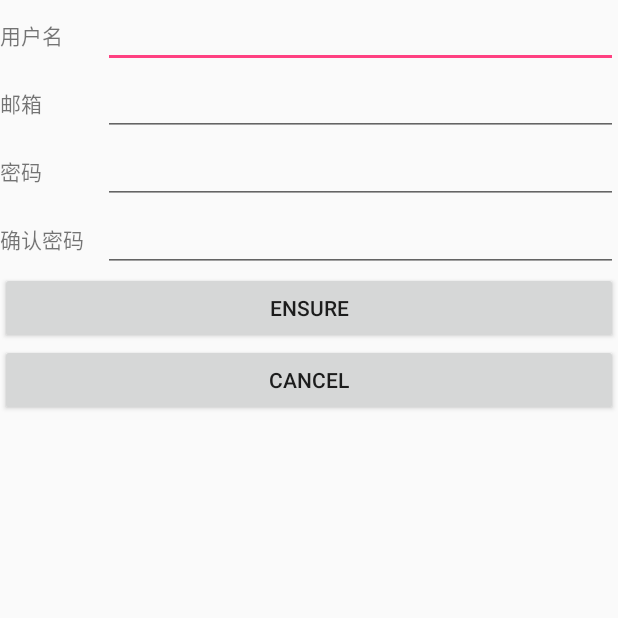
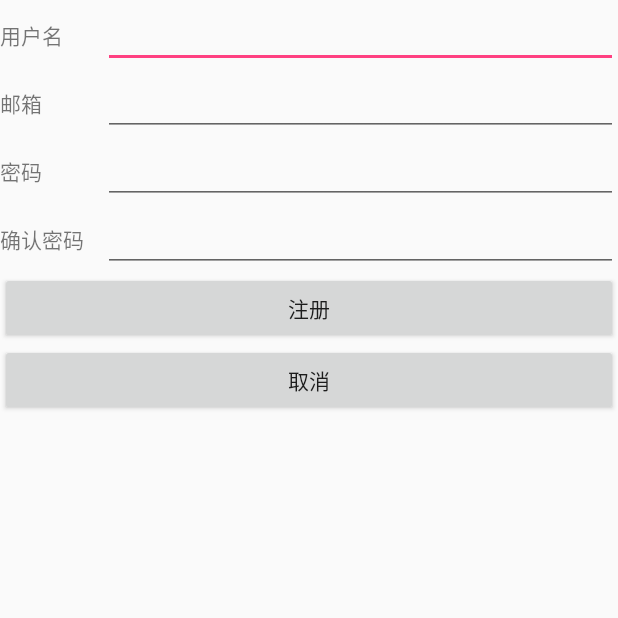
Before and after one commit to Kasiea/GreenearTech, an Android app: the RegisterActivity screen opened directly, with no data from a screen before it, on a phone screen of 412 x 824 dp, the top half of it. Run offline under Robolectric (Android 15) with nearby library versions, the phone set to English and light mode, and no system bars.

Commit message:
update Login and Register

```diff
--- a/app/src/main/java/com/greenear/yeqinglu/greeneartech/RegisterActivity.java
+++ b/app/src/main/java/com/greenear/yeqinglu/greeneartech/RegisterActivity.java
@@ -2,6 +2,12 @@ package com.greenear.yeqinglu.greeneartech;
 
 import android.app.Activity;
 import android.os.Bundle;
+import android.text.TextUtils;
+import android.view.View;
+import android.widget.Button;
+import android.widget.EditText;
+import android.widget.TextView;
+import android.widget.Toast;
 
 /**
  * Created by yeqing.lu on 2016/11/5.
@@ -9,9 +15,47 @@ import android.os.Bundle;
 
 public class RegisterActivity extends Activity {
 
+    private EditText et_username;
+    private EditText et_email;
+    private EditText et_password;
+    private EditText et_password_ens;
+    private Button register;
+    private Button cancel;
+
+
     @Override
     protected void onCreate(Bundle savedInstanceState) {
         super.onCreate(savedInstanceState);
         setContentView(R.layout.register_activity);
+
+        et_username = (EditText)findViewById(R.id.username);
+        et_email = (EditText)findViewById(R.id.email);
+        et_password = (EditText)findViewById(R.id.password);
+        et_password_ens = (EditText)findViewById(R.id.password_ens);
+
+        register = (Button)findViewById(R.id.register);
+        cancel = (Button)findViewById(R.id.cancel);
+
+        register.setOnClickListener(new View.OnClickListener() {
+            @Override
+            public void onClick(View v) {
+
+                String username = et_username.getText().toString().trim();
+                String email = et_email.getText().toString().trim();
+                String password = et_password.getText().toString().trim();
+                String password_ens = et_password_ens.getText().toString().trim();
+
+                if(TextUtils.isEmpty(username)||TextUtils.isEmpty(email)||
+                        TextUtils.isEmpty(password)||TextUtils.isEmpty(password_ens))
+                {
+                    Toast.makeText(RegisterActivity.this,"缺少必填信息！",Toast.LENGTH_SHORT).show();
+                }
+                else {
+                    Toast.makeText(RegisterActivity.this,"注册成功！",Toast.LENGTH_SHORT).show();
+                }
+            }
+        });
+
+
     }
 }
--- a/app/src/main/res/layout/register_activity.xml
+++ b/app/src/main/res/layout/register_activity.xml
@@ -70,7 +70,7 @@
             android:text="确认密码"/>
 
         <EditText
-            android:id="@+id/password_sure"
+            android:id="@+id/password_ens"
             android:layout_width="match_parent"
             android:layout_height="wrap_content"
             android:layout_weight="1"/>
@@ -78,15 +78,15 @@
     </LinearLayout>
 
     <Button
-        android:id="@+id/ensure"
+        android:id="@+id/register"
         android:layout_width="match_parent"
         android:layout_height="wrap_content"
-        android:text="Ensure"/>
+        android:text="注册"/>
 
     <Button
-        android:id="@+id/Cancel"
+        android:id="@+id/cancel"
         android:layout_width="match_parent"
         android:layout_height="wrap_content"
-        android:text="Cancel"/>
+        android:text="取消"/>
 
 </LinearLayout>
```
Also changed, not shown: app/src/main/java/com/greenear/yeqinglu/greeneartech/FileService.java (added, +31 -0 lines), app/src/main/java/com/greenear/yeqinglu/greeneartech/LoginActivity.java (+55 -1 lines), app/src/main/res/layout/login_activity.xml (+9 -0 lines), app/src/main/res/values/strings.xml (+9 -0 lines).
